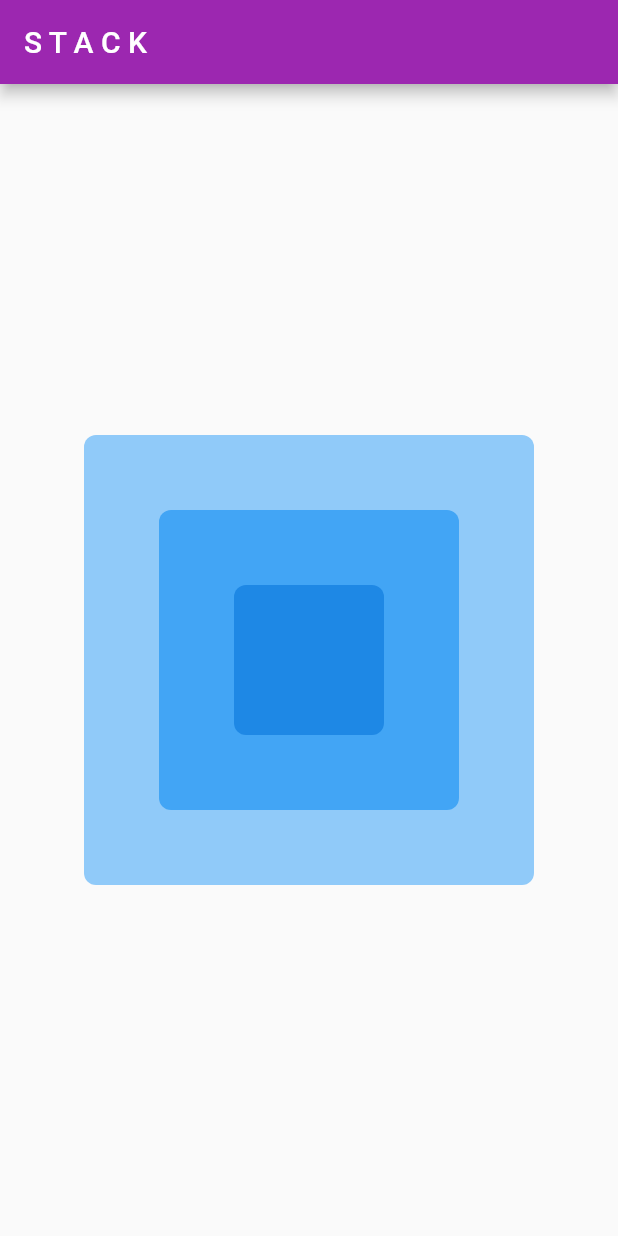
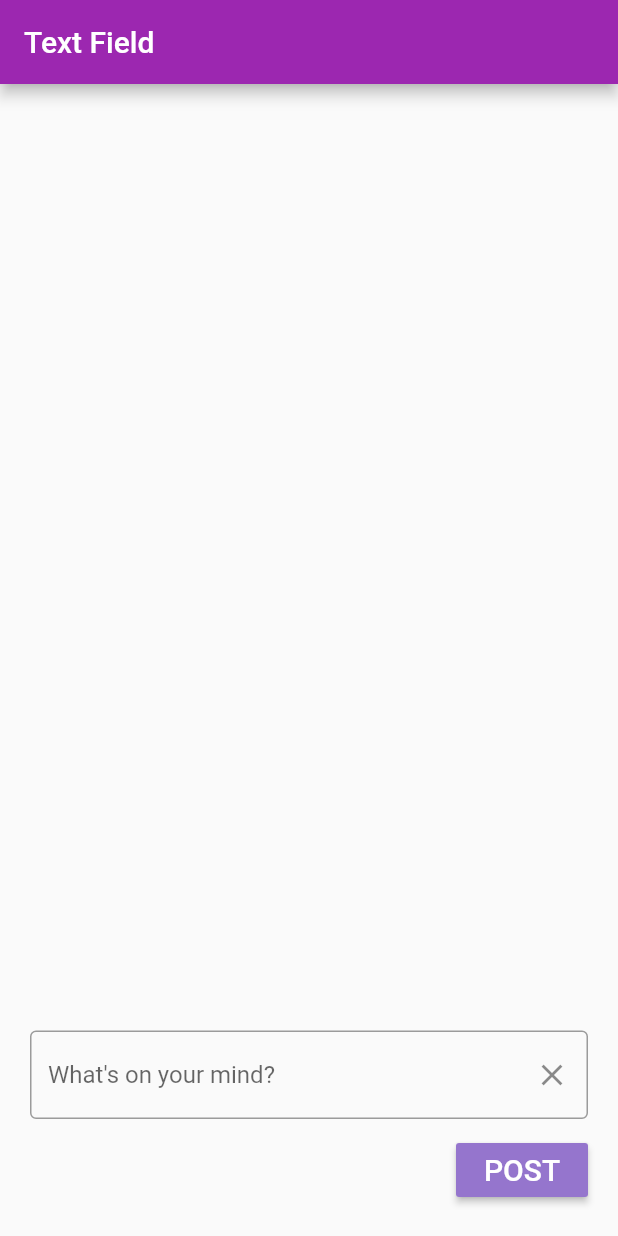
Before and after one commit to md-siam/widget_of_the_day, a Flutter app: the screen it shows after launch, on a phone screen of 412 x 824 dp. Run offline on Flutter 3.47's test engine with Material 2 defaults, Android fonts, the phone set to English and light mode, and no system bars.

Commit message:
textfield

```diff
--- /dev/null
+++ b/lib/22_textfield/textfield.dart
@@ -0,0 +1,73 @@
+import 'package:flutter/material.dart';
+
+class MyTextField extends StatefulWidget {
+  const MyTextField({Key? key}) : super(key: key);
+
+  @override
+  State<MyTextField> createState() => _MyTextFieldState();
+}
+
+class _MyTextFieldState extends State<MyTextField> {
+  // use this controller to get what the user typed
+  final _textController = TextEditingController();
+
+  // store user text input into a variable
+  String userPost = '';
+
+  @override
+  Widget build(BuildContext context) {
+    return Scaffold(
+      appBar: AppBar(title: const Text("Text Field")),
+      body: Padding(
+        padding: const EdgeInsets.all(20.0),
+        child: Center(
+          child: Column(
+            crossAxisAlignment: CrossAxisAlignment.end,
+            mainAxisAlignment: MainAxisAlignment.center,
+            children: [
+              // display text
+              Expanded(
+                child: Center(
+                  child: Text(
+                    userPost,
+                    style: const TextStyle(fontSize: 24),
+                  ),
+                ),
+              ),
+
+              // text input
+              TextField(
+                controller: _textController,
+                decoration: InputDecoration(
+                  hintText: 'What\'s on your mind?',
+                  border: const OutlineInputBorder(),
+                  suffixIcon: IconButton(
+                    onPressed: () {
+                      // clear whats currently in the TextField
+                      _textController.clear();
+                    },
+                    icon: const Icon(Icons.clear),
+                  ),
+                ),
+              ),
+              const SizedBox(height: 10),
+              MaterialButton(
+                onPressed: () {
+                  // update our string variable to get the new user input
+                  setState(() {
+                    userPost = _textController.text;
+                  });
+                },
+                color: Colors.deepPurple[300],
+                child: const Text(
+                  "POST",
+                  style: TextStyle(fontSize: 20, color: Colors.white),
+                ),
+              )
+            ],
+          ),
+        ),
+      ),
+    );
+  }
+}
--- a/lib/main.dart
+++ b/lib/main.dart
@@ -34,7 +34,8 @@ class MyApp extends StatelessWidget {
       //home: const MyRichText(),
       //home: const MyTimer(),
       //home: MyPageView(),
-      home: const MyStack(),
+      //home: const MyStack(),
+      home: const MyTextField(),
     );
   }
 }
--- a/lib/routes.dart
+++ b/lib/routes.dart
@@ -20,3 +20,4 @@ export '18_rich_text/richtext.dart';
 export '19_timer/timer.dart';
 export '20_pageview/pageview.dart';
 export '21_stack/stack.dart';
+export '22_textfield/textfield.dart';
```
Also changed, not shown: 1 other file.
